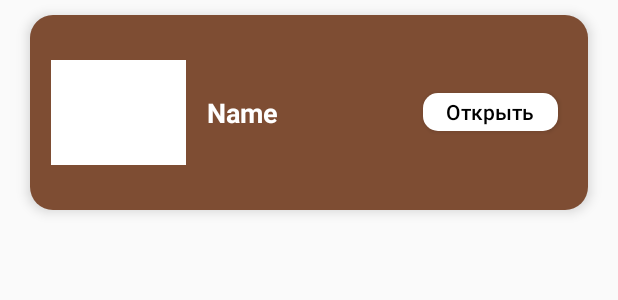
After one commit to Arthur100024/DarkSouls2WIKI, an Android app: the layout list_locations.xml on its own in the app's theme, with its tools: preview values and no code run, on a phone screen of 412 x 824 dp. The commit adds this screen. Shown: the top 300 px of the screen. Run offline under Robolectric (Android 15) with nearby library versions, the phone set to English and light mode, and no system bars.

Commit message:
Add LocationsAdapter

```diff
--- /dev/null
+++ b/app/src/main/java/com/karapetyan/darksoulswiki/UI/Adapters/LocationsAdapter.java
@@ -0,0 +1,4 @@
+package com.karapetyan.darksoulswiki.UI.Adapters;
+
+public class LocationsAdapter {
+}
--- /dev/null
+++ b/app/src/main/res/drawable/bg_btn_list.xml
@@ -0,0 +1,6 @@
+<?xml version="1.0" encoding="utf-8"?>
+<shape xmlns:android="http://schemas.android.com/apk/res/android">
+    <solid android:color="@color/white"/>
+    <corners
+        android:radius="10dp"/>
+</shape>
--- /dev/null
+++ b/app/src/main/res/drawable/bg_item_list.xml
@@ -0,0 +1,6 @@
+<?xml version="1.0" encoding="utf-8"?>
+<shape xmlns:android="http://schemas.android.com/apk/res/android">
+    <solid android:color="@color/list_bcgr"/>
+    <corners
+        android:radius="15dp"/>
+</shape>
--- a/app/src/main/res/layout/fragment_no_acc_attention.xml
+++ b/app/src/main/res/layout/fragment_no_acc_attention.xml
@@ -32,4 +32,12 @@
         android:layout_centerHorizontal="true"
         android:layout_marginTop="210dp"
         android:text="OK"/>
+
+    <Button
+        android:id="@+id/backBtn"
+        android:layout_width="wrap_content"
+        android:layout_height="wrap_content"
+        android:layout_centerHorizontal="true"
+        android:layout_marginTop="260dp"
+        android:text="Назад" />
 </RelativeLayout>
--- /dev/null
+++ b/app/src/main/res/layout/list_locations.xml
@@ -0,0 +1,47 @@
+<?xml version="1.0" encoding="utf-8"?>
+<RelativeLayout xmlns:android="http://schemas.android.com/apk/res/android"
+    xmlns:tools="http://schemas.android.com/tools"
+    android:layout_width="match_parent"
+    android:layout_height="130dp"
+    android:background="@drawable/bg_item_list"
+    android:layout_marginStart="20dp"
+    android:layout_marginEnd="20dp"
+    android:layout_marginTop="10dp"
+    android:layout_marginBottom="10dp"
+    android:elevation="5dp">
+
+    <ImageView
+        android:id="@+id/imageLocationList"
+        android:layout_width="90dp"
+        android:layout_height="70dp"
+        android:layout_centerVertical="true"
+        android:background="@color/white"
+        android:layout_marginStart="14dp"/>
+
+    <TextView
+        android:id="@+id/nameLocationList"
+        android:layout_width="wrap_content"
+        android:layout_height="wrap_content"
+        android:layout_toEndOf="@+id/imageLocationList"
+        android:layout_centerVertical="true"
+        android:text="Name"
+        android:maxLength="30"
+        android:textSize="18sp"
+        android:textStyle="bold"
+        android:textColor="@color/white"
+        android:layout_marginStart="14dp"
+        tools:ignore="HardcodedText" />
+
+    <Button
+        android:id="@+id/applyBtn"
+        android:layout_width="90dp"
+        android:layout_height="25dp"
+        android:layout_centerVertical="true"
+        android:background="@drawable/bg_btn_list"
+        android:text="Открыть"
+        android:textAllCaps="false"
+        android:textColor="@color/black"
+        android:layout_alignParentEnd="true"
+        android:layout_marginEnd="20dp"/>
+
+</RelativeLayout>
--- a/app/src/main/res/values/colors.xml
+++ b/app/src/main/res/values/colors.xml
@@ -7,4 +7,7 @@
     <color name="teal_700">#FF018786</color>
     <color name="black">#FF000000</color>
     <color name="white">#FFFFFFFF</color>
+
+    <color name="list_bcgr">#7E4D33</color>
+    <color name="list_btn">#5E5E5E</color>
 </resources>
--- a/app/src/main/res/values/themes.xml
+++ b/app/src/main/res/values/themes.xml
@@ -1,6 +1,6 @@
 <resources xmlns:tools="http://schemas.android.com/tools">
     <!-- Base application theme. -->
-    <style name="Theme.DarkSoulsWIKI" parent="Theme.MaterialComponents.DayNight.NoActionBar">
+    <style name="Theme.DarkSoulsWIKI" parent="Theme.AppCompat.DayNight.NoActionBar">
         <!-- Primary brand color. -->
         <item name="colorPrimary">@color/purple_500</item>
         <item name="colorPrimaryVariant">@color/purple_700</item>
```
